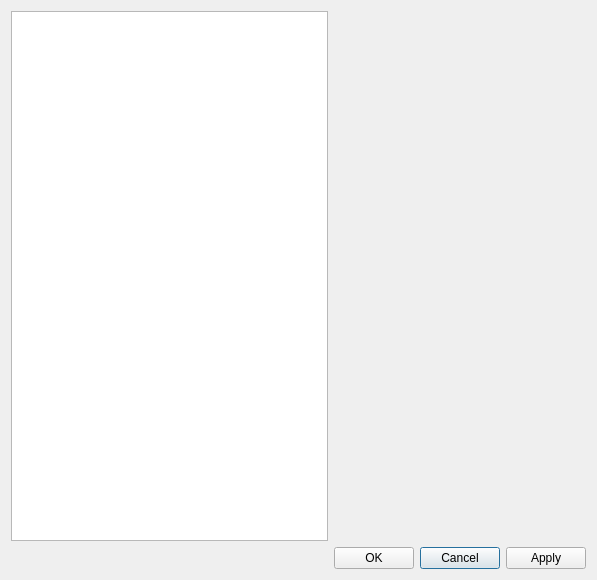
This is qrgui/dialogs/preferencesDialog.ui in qreal/qreal as Qt 5 draws it before an edit. The edited form follows.
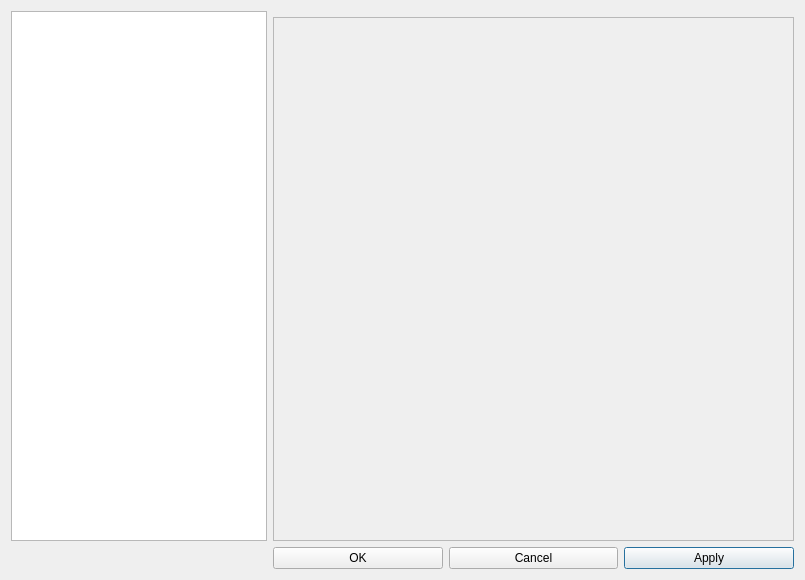
This is the edited form. Icons and pictures are not drawn.

```diff
--- a/qrgui/dialogs/preferencesDialog.ui
+++ b/qrgui/dialogs/preferencesDialog.ui
@@ -6,26 +6,26 @@
    <rect>
     <x>0</x>
     <y>0</y>
-    <width>597</width>
+    <width>805</width>
     <height>580</height>
    </rect>
   </property>
   <property name="sizePolicy">
-   <sizepolicy hsizetype="Preferred" vsizetype="Minimum">
+   <sizepolicy hsizetype="Expanding" vsizetype="Expanding">
     <horstretch>0</horstretch>
     <verstretch>0</verstretch>
    </sizepolicy>
   </property>
   <property name="minimumSize">
    <size>
-    <width>450</width>
-    <height>580</height>
+    <width>0</width>
+    <height>0</height>
    </size>
   </property>
   <property name="maximumSize">
    <size>
-    <width>600</width>
-    <height>1000</height>
+    <width>16777215</width>
+    <height>16777215</height>
    </size>
   </property>
   <property name="windowTitle">
@@ -36,46 +36,20 @@
     <normaloff>:/icons/qreal.png</normaloff>:/icons/qreal.png</iconset>
   </property>
   <layout class="QGridLayout" name="gridLayout">
-   <item row="1" column="1" colspan="3">
-    <widget class="QStackedWidget" name="pageContentWigdet">
-     <property name="sizePolicy">
-      <sizepolicy hsizetype="Preferred" vsizetype="Minimum">
-       <horstretch>0</horstretch>
-       <verstretch>0</verstretch>
-      </sizepolicy>
-     </property>
-     <widget class="QWidget" name="pageContentWigdetPage1"/>
-    </widget>
-   </item>
-   <item row="3" column="2">
-    <widget class="QPushButton" name="cancelButton">
-     <property name="text">
-      <string>Cancel</string>
-     </property>
-    </widget>
-   </item>
-   <item row="3" column="3">
-    <widget class="QPushButton" name="applyButton">
-     <property name="text">
-      <string>Apply</string>
-     </property>
-    </widget>
-   </item>
-   <item row="3" column="1">
-    <widget class="QPushButton" name="okButton">
-     <property name="text">
-      <string>OK</string>
-     </property>
-    </widget>
-   </item>
    <item row="1" column="0" rowspan="2">
     <widget class="QListWidget" name="listWidget">
      <property name="sizePolicy">
-      <sizepolicy hsizetype="MinimumExpanding" vsizetype="Expanding">
+      <sizepolicy hsizetype="Preferred" vsizetype="Expanding">
        <horstretch>0</horstretch>
        <verstretch>0</verstretch>
       </sizepolicy>
      </property>
+     <property name="maximumSize">
+      <size>
+       <width>500</width>
+       <height>16777215</height>
+      </size>
+     </property>
      <property name="flow">
       <enum>QListView::TopToBottom</enum>
      </property>
@@ -93,6 +67,69 @@
      </property>
     </widget>
    </item>
+   <item row="3" column="3">
+    <widget class="QPushButton" name="applyButton">
+     <property name="text">
+      <string>Apply</string>
+     </property>
+    </widget>
+   </item>
+   <item row="3" column="2">
+    <widget class="QPushButton" name="cancelButton">
+     <property name="text">
+      <string>Cancel</string>
+     </property>
+    </widget>
+   </item>
+   <item row="3" column="1">
+    <widget class="QPushButton" name="okButton">
+     <property name="text">
+      <string>OK</string>
+     </property>
+    </widget>
+   </item>
+   <item row="2" column="1" colspan="3">
+    <widget class="QScrollArea" name="scrollArea">
+     <property name="minimumSize">
+      <size>
+       <width>0</width>
+       <height>0</height>
+      </size>
+     </property>
+     <property name="widgetResizable">
+      <bool>true</bool>
+     </property>
+     <widget class="QWidget" name="scrollAreaWidgetContents">
+      <property name="geometry">
+       <rect>
+        <x>0</x>
+        <y>0</y>
+        <width>531</width>
+        <height>534</height>
+       </rect>
+      </property>
+      <property name="sizePolicy">
+       <sizepolicy hsizetype="Preferred" vsizetype="Expanding">
+        <horstretch>0</horstretch>
+        <verstretch>0</verstretch>
+       </sizepolicy>
+      </property>
+      <layout class="QVBoxLayout" name="verticalLayout">
+       <item>
+        <widget class="QStackedWidget" name="pageContentWigdet">
+         <property name="sizePolicy">
+          <sizepolicy hsizetype="Preferred" vsizetype="Expanding">
+           <horstretch>0</horstretch>
+           <verstretch>0</verstretch>
+          </sizepolicy>
+         </property>
+         <widget class="QWidget" name="pageContentWigdetPage1"/>
+        </widget>
+       </item>
+      </layout>
+     </widget>
+    </widget>
+   </item>
   </layout>
  </widget>
  <resources>
```
